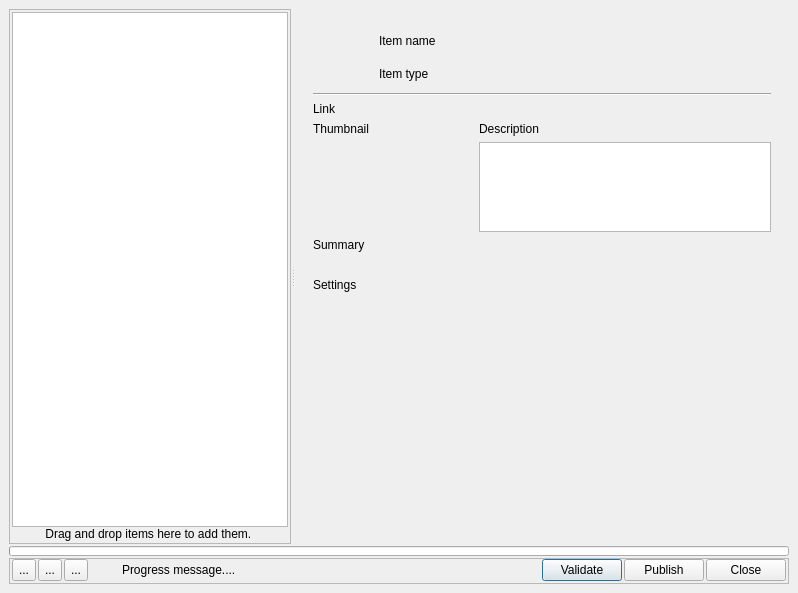
This is resources/dialog.ui in shotgunsoftware/tk-multi-publish2 as Qt 5 draws it before an edit. The edited form follows.
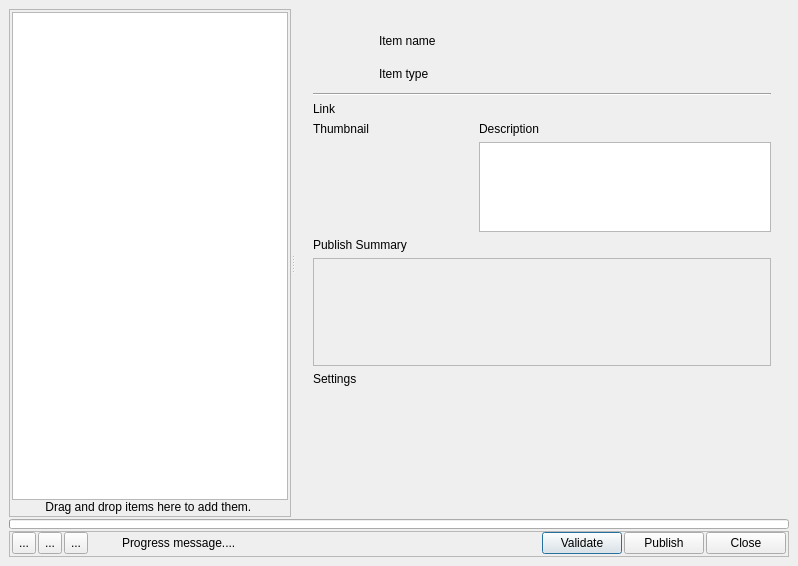
This is the edited form. Icons and pictures are not drawn. Custom widgets are drawn as their Qt base class.

```diff
--- a/resources/dialog.ui
+++ b/resources/dialog.ui
@@ -7,7 +7,7 @@
     <x>0</x>
     <y>0</y>
     <width>798</width>
-    <height>593</height>
+    <height>566</height>
    </rect>
   </property>
   <property name="windowTitle">
@@ -142,6 +142,15 @@
         <number>2</number>
        </property>
        <item>
+        <widget class="QWidget" name="main_frame" native="true">
+         <layout class="QVBoxLayout" name="verticalLayout_9">
+          <property name="spacing">
+           <number>0</number>
+          </property>
+          <property name="margin">
+           <number>0</number>
+          </property>
+          <item>
         <widget class="QSplitter" name="splitter">
          <property name="sizePolicy">
           <sizepolicy hsizetype="Expanding" vsizetype="Expanding">
@@ -275,14 +284,31 @@
                 </widget>
                </item>
                <item>
-                <layout class="QGridLayout" name="gridLayout">
-                 <item row="0" column="0">
+                   <layout class="QHBoxLayout" name="horizontalLayout_5">
+                    <property name="spacing">
+                     <number>30</number>
+                    </property>
+                    <item>
                   <widget class="QLabel" name="link_label">
                    <property name="text">
                     <string>Link</string>
                    </property>
                   </widget>
                  </item>
+                    <item>
+                     <widget class="ContextWidget" name="context_widget" native="true">
+                      <property name="sizePolicy">
+                       <sizepolicy hsizetype="Expanding" vsizetype="Preferred">
+                        <horstretch>0</horstretch>
+                        <verstretch>0</verstretch>
+                       </sizepolicy>
+                      </property>
+                     </widget>
+                    </item>
+                   </layout>
+                  </item>
+                  <item>
+                   <layout class="QGridLayout" name="gridLayout">
                  <item row="1" column="0">
                   <widget class="QLabel" name="label_2">
                    <property name="text">
@@ -344,23 +370,55 @@
                    </property>
                   </widget>
                  </item>
-                 <item row="0" column="1" colspan="2">
-                  <widget class="ContextWidget" name="context_widget" native="true"/>
-                 </item>
                 </layout>
                </item>
                <item>
                 <widget class="QLabel" name="item_summary_label">
                  <property name="text">
-                  <string>Summary</string>
+                     <string>Publish Summary</string>
                  </property>
                 </widget>
                </item>
+                  <item>
+                   <widget class="QScrollArea" name="scrollArea">
+                    <property name="widgetResizable">
+                     <bool>true</bool>
+                    </property>
+                    <widget class="QWidget" name="scrollAreaWidgetContents">
+                     <property name="geometry">
+                      <rect>
+                       <x>0</x>
+                       <y>0</y>
+                       <width>445</width>
+                       <height>76</height>
+                      </rect>
+                     </property>
+                     <layout class="QVBoxLayout" name="verticalLayout_10" stretch="0,1">
+                      <property name="spacing">
+                       <number>0</number>
+                      </property>
+                      <property name="margin">
+                       <number>0</number>
+                      </property>
                <item>
                 <widget class="QLabel" name="item_summary">
                  <property name="text">
                   <string/>
                  </property>
+                        <property name="wordWrap">
+                         <bool>true</bool>
+                        </property>
+                       </widget>
+                      </item>
+                      <item>
+                       <widget class="QLabel" name="expander_label">
+                        <property name="text">
+                         <string/>
+                        </property>
+                       </widget>
+                      </item>
+                     </layout>
+                    </widget>
                 </widget>
                </item>
                <item>
@@ -477,6 +535,9 @@
            </item>
           </layout>
          </widget>
+           </widget>
+          </item>
+         </layout>
         </widget>
        </item>
        <item>
```
Left out of the diff: 34 changed lines with no effect on the pictures. Lines whose indentation alone changed are shown as unchanged.
